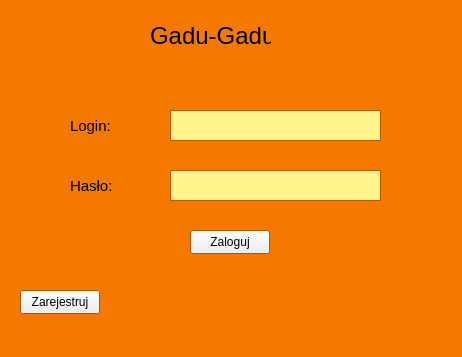
The window that clientGUI/loginwindow.ui (lukasz1303/Gadu-Gadu-SK2) describes before a commit, drawn with Qt 5.
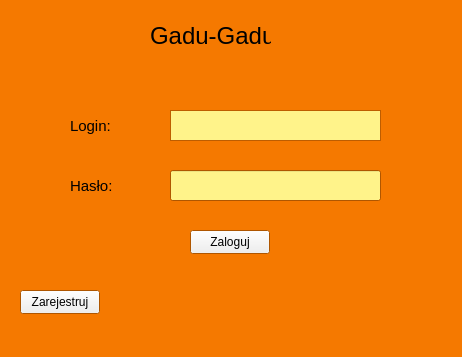
The same window after the commit. Icons and pictures are not drawn.

Commit message: verify login and password on server

Patch:
```diff
--- a/clientGUI/loginwindow.ui
+++ b/clientGUI/loginwindow.ui
@@ -101,53 +101,6 @@
      <rect>
       <x>170</x>
       <y>110</y>
-      <width>211</width>
-      <height>31</height>
-     </rect>
-    </property>
-    <property name="palette">
-     <palette>
-      <active>
-       <colorrole role="Base">
-        <brush brushstyle="SolidPattern">
-         <color alpha="255">
-          <red>255</red>
-          <green>243</green>
-          <blue>138</blue>
-         </color>
-        </brush>
-       </colorrole>
-      </active>
-      <inactive>
-       <colorrole role="Base">
-        <brush brushstyle="SolidPattern">
-         <color alpha="255">
-          <red>255</red>
-          <green>243</green>
-          <blue>138</blue>
-         </color>
-        </brush>
-       </colorrole>
-      </inactive>
-      <disabled>
-       <colorrole role="Base">
-        <brush brushstyle="SolidPattern">
-         <color alpha="255">
-          <red>245</red>
-          <green>121</green>
-          <blue>0</blue>
-         </color>
-        </brush>
-       </colorrole>
-      </disabled>
-     </palette>
-    </property>
-   </widget>
-   <widget class="QTextEdit" name="textEdit_2">
-    <property name="geometry">
-     <rect>
-      <x>170</x>
-      <y>170</y>
       <width>211</width>
       <height>31</height>
      </rect>
@@ -271,6 +224,58 @@
      <string>Zarejestruj</string>
     </property>
    </widget>
+   <widget class="QLineEdit" name="passwordLineEdit">
+    <property name="geometry">
+     <rect>
+      <x>170</x>
+      <y>170</y>
+      <width>211</width>
+      <height>31</height>
+     </rect>
+    </property>
+    <property name="palette">
+     <palette>
+      <active>
+       <colorrole role="Base">
+        <brush brushstyle="SolidPattern">
+         <color alpha="255">
+          <red>255</red>
+          <green>243</green>
+          <blue>138</blue>
+         </color>
+        </brush>
+       </colorrole>
+      </active>
+      <inactive>
+       <colorrole role="Base">
+        <brush brushstyle="SolidPattern">
+         <color alpha="255">
+          <red>255</red>
+          <green>243</green>
+          <blue>138</blue>
+         </color>
+        </brush>
+       </colorrole>
+      </inactive>
+      <disabled>
+       <colorrole role="Base">
+        <brush brushstyle="SolidPattern">
+         <color alpha="255">
+          <red>245</red>
+          <green>121</green>
+          <blue>0</blue>
+         </color>
+        </brush>
+       </colorrole>
+      </disabled>
+     </palette>
+    </property>
+    <property name="font">
+     <font>
+      <pointsize>14</pointsize>
+     </font>
+    </property>
+   </widget>
   </widget>
   <widget class="QMenuBar" name="menubar">
    <property name="geometry">
```
Left out of the diff: 2 changed lines with no effect on the pictures. The commit also changes 5 other files.
